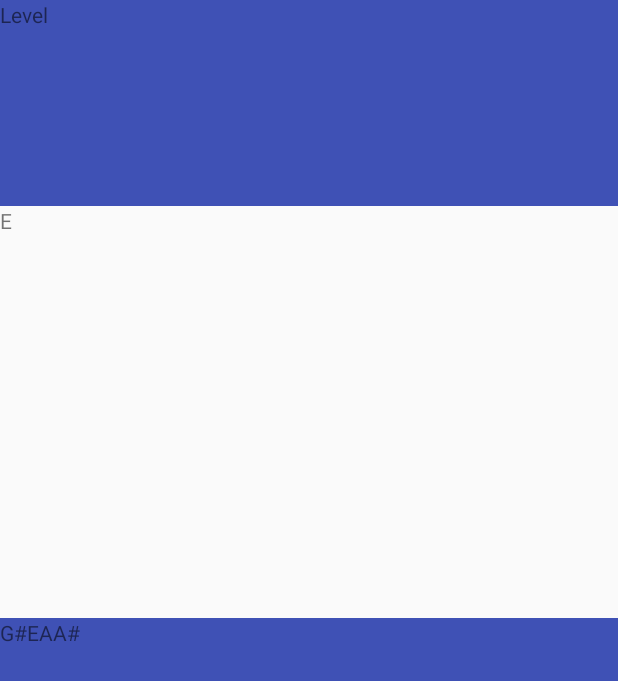
After one commit to mtsodf/MusicGame, an Android app: the GameActivity screen opened directly, with no data from a screen before it, on a phone screen of 412 x 824 dp. The commit adds this screen. Shown: the top 681 px of the screen. Run offline under Robolectric (Android 15) with nearby library versions, the phone set to English and light mode, and no system bars.

Commit message:
Adicao de Classe NoteGame e nova activity do jogo

```diff
--- a/app/src/main/AndroidManifest.xml
+++ b/app/src/main/AndroidManifest.xml
@@ -24,6 +24,7 @@
                 android:name="android.support.PARENT_ACTIVITY"
                 android:value="music.com.br.musicgame.MainActivity" />
         </activity>
+        <activity android:name=".GameActivity"></activity>
     </application>
 
 </manifest>
--- /dev/null
+++ b/app/src/main/java/music/com/br/musicgame/GameActivity.java
@@ -0,0 +1,53 @@
+package music.com.br.musicgame;
+
+import android.app.Activity;
+import android.os.Bundle;
+import android.widget.LinearLayout;
+import android.widget.TextView;
+
+import music.com.br.musicgame.entities.Note;
+import music.com.br.musicgame.entities.NoteGame;
+
+public class GameActivity extends Activity {
+
+    NoteGame noteGame;
+
+
+
+    @Override
+    protected void onCreate(Bundle savedInstanceState) {
+        super.onCreate(savedInstanceState);
+        setContentView(R.layout.activity_game);
+
+        noteGame = new NoteGame();
+
+    }
+
+    @Override
+    protected void onStart() {
+        super.onStart();
+
+        noteGame.newPhase();
+
+        TextView textView = new TextView(this);
+
+        textView.setText(noteGame.currentNote.toString());
+
+        questionView().addView(textView);
+
+        for(Note n : noteGame.currentAlternatives) {
+            TextView textView1 = new TextView(this);
+            textView1.setText(n.toString());
+
+            answerView().addView(textView1);
+
+        }
+    }
+
+    public LinearLayout questionView(){
+        return (LinearLayout) findViewById(R.id.QuestionView);
+    }
+    public LinearLayout answerView(){
+        return (LinearLayout) findViewById(R.id.AnswerView);
+    }
+}
--- a/app/src/main/java/music/com/br/musicgame/MainActivity.java
+++ b/app/src/main/java/music/com/br/musicgame/MainActivity.java
@@ -11,13 +11,11 @@ public class MainActivity extends AppCompatActivity {
     protected void onCreate(Bundle savedInstanceState) {
         super.onCreate(savedInstanceState);
         setContentView(R.layout.activity_main);
-
-
     }
 
     public void onButtonClick(View v){
         if(v.getId() == R.id.level1Btn){
-            Intent intent = new Intent(this, QuartasGameActivity.class);
+            Intent intent = new Intent(this, GameActivity.class);
             startActivity(intent);
         }
     }
--- a/app/src/main/java/music/com/br/musicgame/entities/Note.java
+++ b/app/src/main/java/music/com/br/musicgame/entities/Note.java
@@ -26,7 +26,7 @@ public class Note {
     int note;
 
     public Note(int note){
-        this.note = note;
+        this.note = note % 12;
     }
 
 
--- /dev/null
+++ b/app/src/main/java/music/com/br/musicgame/entities/NoteGame.java
@@ -0,0 +1,44 @@
+package music.com.br.musicgame.entities;
+
+import java.util.ArrayList;
+import java.util.List;
+import java.util.Random;
+
+/**
+ * Created by Mateus on 01/02/2016.
+ */
+public class NoteGame {
+
+    public NoteGame(){
+        random = new Random();
+    }
+
+    Random random;
+
+    public Note currentNote;
+
+    public List<Note> currentAlternatives;
+
+    int answerIndex;
+
+    public void newPhase(){
+        currentNote = new Note(random.nextInt(12));
+
+        currentAlternatives = new ArrayList<Note>();
+
+
+
+
+        while(currentAlternatives.size() < 3){
+            int randomInt = random.nextInt(12);
+            if(randomInt!=currentNote.note) {
+                Note newNote = new Note(randomInt);
+                currentAlternatives.add(newNote);
+            }
+
+        }
+
+        currentAlternatives.add(random.nextInt(3),currentNote);
+
+    }
+}
--- /dev/null
+++ b/app/src/main/res/layout/activity_game.xml
@@ -0,0 +1,41 @@
+<?xml version="1.0" encoding="utf-8"?>
+<LinearLayout xmlns:android="http://schemas.android.com/apk/res/android"
+    xmlns:tools="http://schemas.android.com/tools"
+    android:layout_width="match_parent"
+    android:layout_height="match_parent"
+    tools:context="music.com.br.musicgame.GameActivity"
+
+    android:orientation="vertical"
+    >
+
+    <LinearLayout
+        android:layout_width="match_parent"
+        android:layout_height="0dp"
+        android:layout_weight="1"
+        android:background="@color/colorPrimary">
+        <TextView
+            android:layout_width="wrap_content"
+            android:layout_height="wrap_content"
+            android:text="@string/header"
+            />
+    </LinearLayout>
+
+    <LinearLayout
+        android:layout_width="match_parent"
+        android:layout_height="0dp"
+        android:layout_weight="2"
+        android:id="@+id/QuestionView"
+        >
+
+    </LinearLayout>
+
+    <LinearLayout
+        android:layout_width="match_parent"
+        android:layout_height="0dp"
+        android:layout_weight="3"
+        android:background="@color/colorPrimary"
+        android:id="@+id/AnswerView"
+        ></LinearLayout>
+
+
+</LinearLayout>
--- a/app/src/main/res/values/strings.xml
+++ b/app/src/main/res/values/strings.xml
@@ -1,4 +1,5 @@
 <resources>
     <string name="app_name">MusicGame</string>
     <string name="title_activity_quartas_game">QuartasGameActivity</string>
+    <string name="header">Level </string>
 </resources>
```
